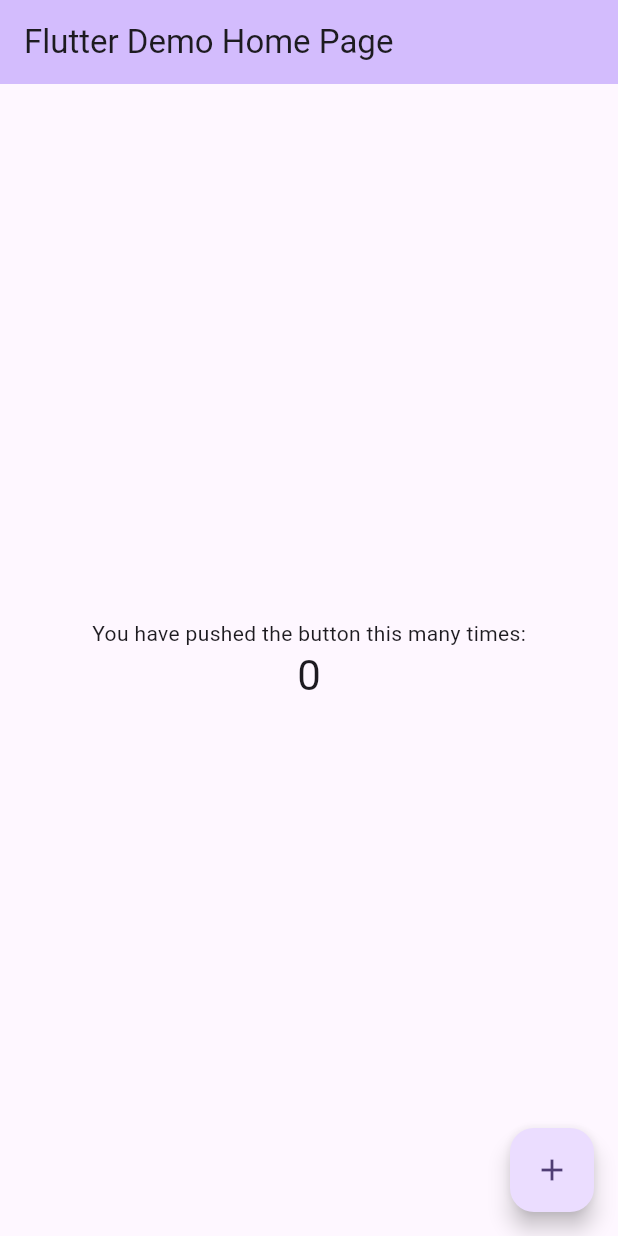
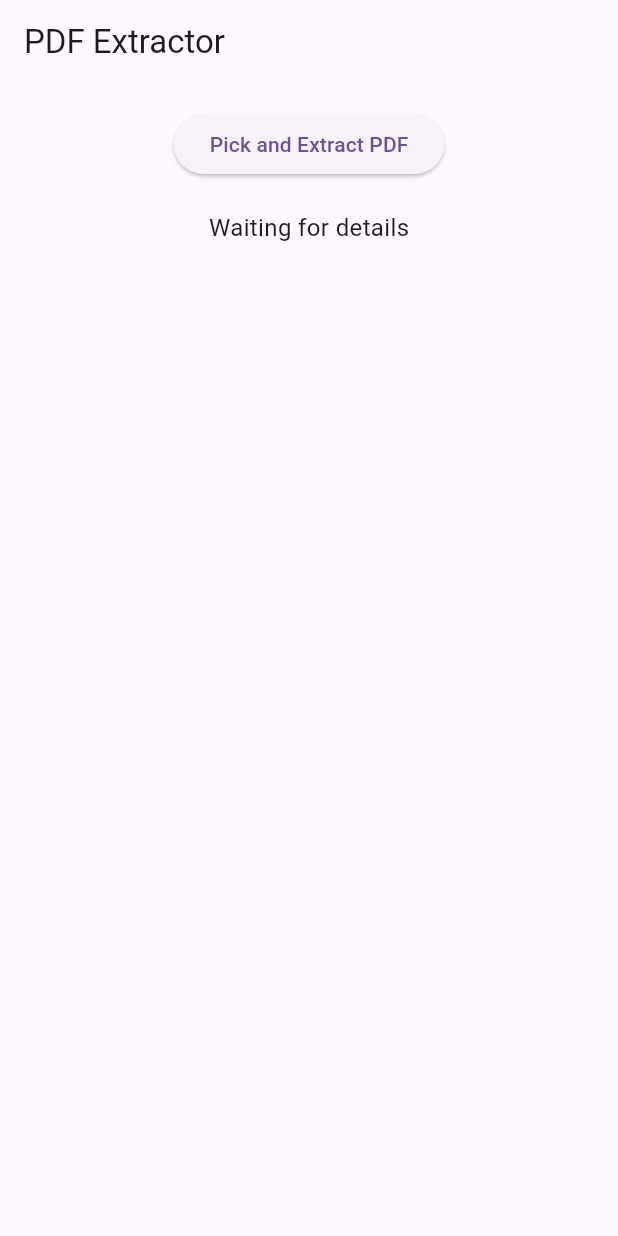
Before and after one commit to adityaarya99/Interview-Assignments, a Flutter app: the screen it shows after launch, on a phone screen of 412 x 824 dp. Run offline on Flutter 3.47's test engine with Material 3 defaults, Android fonts, the phone set to English and light mode, and no system bars; our stand-ins replace animated_text_kit, audio_service, audio_video_progress_bar, better_player, device_info_plus, device_preview and 19 more; missing offline and left inert: dart:ffi, syncfusion_flutter_pdf; project files that could hold a hidden picture were left out.

Commit message:
pdf extractor updated

```diff
--- /dev/null
+++ b/lepton-assignment/pdf_reader/lib/feature/pdf_extractor/controller/pdf_extractor_state.dart
@@ -0,0 +1,14 @@
+part of pdf_extractor_cubit;
+
+abstract class PdfExtractorState {}
+
+class PdfExtractionInitial extends PdfExtractorState {}
+
+class PdfExtractionSuccess extends PdfExtractorState {
+  final AccountDetailModel accountDetailModel;
+  final List<Transaction> transactionModel;
+  PdfExtractionSuccess({
+    required this.accountDetailModel,
+    required this.transactionModel,
+  });
+}
--- /dev/null
+++ b/lepton-assignment/pdf_reader/lib/feature/pdf_extractor/model/account_detail_model.dart
@@ -0,0 +1,23 @@
+class AccountDetailModel {
+  final String? accountNumber;
+  final String? statementPeriod;
+  final String? closingBalance;
+
+  AccountDetailModel({
+    this.accountNumber,
+    this.statementPeriod,
+    this.closingBalance,
+  });
+
+  factory AccountDetailModel.fromJson(Map<String, dynamic> json) => AccountDetailModel(
+    accountNumber: json["accountNumber"],
+    statementPeriod: json["statementPeriod"],
+    closingBalance: json["closingBalance"],
+  );
+
+  Map<String, dynamic> toJson() => {
+    "accountNumber": accountNumber,
+    "statementPeriod": statementPeriod,
+    "closingBalance": closingBalance,
+  };
+}
--- /dev/null
+++ b/lepton-assignment/pdf_reader/lib/feature/pdf_extractor/model/transaction_model.dart
@@ -0,0 +1,37 @@
+class Transaction {
+  final String? date;
+  final String? description;
+  final String? debit;
+  final String? credit;
+  final String? balance;
+
+  Transaction({
+    required this.date,
+    required this.description,
+    required this.debit,
+    required this.credit,
+    required this.balance,
+  });
+
+  // Factory constructor to create a Transaction instance from a map
+  factory Transaction.fromMap(Map<String, String> map) {
+    return Transaction(
+      date: map['date'] ?? 'Not Found',
+      description: map['description'] ?? 'Not Found',
+      debit: map['debit'] ?? 'Not Found',
+      credit: map['credit'] ?? 'Not Found',
+      balance: map['balance'] ?? 'Not Found',
+    );
+  }
+
+  // Convert the Transaction instance to a map
+  // Map<String, String> toMap() {
+  //   return {
+  //     'date': date,
+  //     'description': description,
+  //     'debit': debit,
+  //     'credit': credit,
+  //     'balance': balance,
+  //   };
+  // }
+}
--- /dev/null
+++ b/lepton-assignment/pdf_reader/lib/feature/pdf_extractor/screen/pdf_extractor_screen.dart
@@ -0,0 +1,129 @@
+import 'package:flutter/material.dart';
+import 'package:flutter_bloc/flutter_bloc.dart';
+import 'package:pdf_reader/feature/pdf_extractor/controller/pdf_extractor_cubit.dart';
+import 'package:pdf_reader/feature/pdf_extractor/widget/app_table_cell.dart';
+
+class PdfExtractorScreen extends StatefulWidget {
+  @override
+  _PdfExtractorScreenState createState() => _PdfExtractorScreenState();
+}
+
+class _PdfExtractorScreenState extends State<PdfExtractorScreen> {
+  @override
+  Widget build(BuildContext context) {
+    return Scaffold(
+      appBar: AppBar(
+        title: const Text('PDF Extractor'),
+      ),
+      body: SingleChildScrollView(
+        physics: const BouncingScrollPhysics(),
+        child: SizedBox(
+          width: MediaQuery.of(context).size.width,
+          child: Padding(
+            padding: const EdgeInsets.all(16.0),
+            child: Column(
+              mainAxisAlignment: MainAxisAlignment.center,
+              crossAxisAlignment: CrossAxisAlignment.center,
+              children: [
+                ElevatedButton(
+                  onPressed: () {
+                    context.read<PdfExtractorCubit>().pickAndExtractPdf();
+                  },
+                  child: const Text('Pick and Extract PDF'),
+                ),
+                const SizedBox(height: 20),
+                BlocBuilder<PdfExtractorCubit, PdfExtractorState>(
+                  builder: (context, state) {
+                    if (state is PdfExtractionSuccess) {
+                      return Container(
+                        margin: const EdgeInsets.all(4.0),
+                        child: Column(
+                          crossAxisAlignment: CrossAxisAlignment.start,
+                          children: [
+                            Text(
+                              "Account Number: ${state.accountDetailModel.accountNumber}",
+                            ),
+                            Text(
+                              "Statement Period: ${state.accountDetailModel.statementPeriod}",
+                            ),
+                            Text(
+                              "Closing Balance: \$${state.accountDetailModel.closingBalance}",
+                            ),
+
+                            Text(
+                                "Total Transaction ${state.transactionModel.length}"),
+
+                            const SizedBox(
+                              height: 16,
+                            ),
+
+                            ///Transaction Data
+                            Table(
+                              border: TableBorder.all(
+                                width: 0.0,
+                                color: Colors.black,
+                              ),
+                              children: [
+                                const TableRow(
+                                  children: [
+                                    AppTableCell(
+                                      text: "Date",
+                                      isHeading: true,
+                                    ),
+                                    AppTableCell(
+                                      text: "Description",
+                                      isHeading: true,
+                                    ),
+                                    AppTableCell(
+                                      text: "Debit",
+                                      isHeading: true,
+                                    ),
+                                    AppTableCell(
+                                      text: "Credit",
+                                      isHeading: true,
+                                    ),
+                                    AppTableCell(
+                                      text: "Balance",
+                                      isHeading: true,
+                                    ),
+                                  ],
+                                ),
+                                ...state.transactionModel
+                                    .map((transaction) => TableRow(
+                                          children: [
+                                            AppTableCell(
+                                                text: '${transaction.date}'),
+                                            AppTableCell(
+                                                text:
+                                                    '${transaction.description}'),
+                                            AppTableCell(
+                                                text:
+                                                    '${(transaction.debit == 0.00) ? "" : transaction.debit}'),
+                                            AppTableCell(
+                                                text:
+                                                    '${(transaction.credit == 0.00) ? "" : transaction.credit}'),
+                                            AppTableCell(
+                                                text: '${transaction.balance}'),
+                                          ],
+                                        ))
+                                    .toList(),
+                              ],
+                            )
+                          ],
+                        ),
+                      );
+                    }
+                    return const Text(
+                      "Waiting for details",
+                      style: TextStyle(fontSize: 16),
+                    );
+                  },
+                ),
+              ],
+            ),
+          ),
+        ),
+      ),
+    );
+  }
+}
--- a/lepton-assignment/pdf_reader/lib/main.dart
+++ b/lepton-assignment/pdf_reader/lib/main.dart
@@ -1,4 +1,7 @@
 import 'package:flutter/material.dart';
+import 'package:flutter_bloc/flutter_bloc.dart';
+import 'package:pdf_reader/feature/pdf_extractor/controller/pdf_extractor_cubit.dart';
+import 'package:pdf_reader/feature/pdf_extractor/screen/pdf_extractor_screen.dart';
 
 void main() {
   runApp(const MyApp());
@@ -7,119 +10,23 @@ void main() {
 class MyApp extends StatelessWidget {
   const MyApp({super.key});
 
-  // This widget is the root of your application.
   @override
   Widget build(BuildContext context) {
-    return MaterialApp(
-      title: 'Flutter Demo',
-      theme: ThemeData(
-        // This is the theme of your application.
-        //
-        // TRY THIS: Try running your application with "flutter run". You'll see
-        // the application has a purple toolbar. Then, without quitting the app,
-        // try changing the seedColor in the colorScheme below to Colors.green
-        // and then invoke "hot reload" (save your changes or press the "hot
-        // reload" button in a Flutter-supported IDE, or press "r" if you used
-        // the command line to start the app).
-        //
-        // Notice that the counter didn't reset back to zero; the application
-        // state is not lost during the reload. To reset the state, use hot
-        // restart instead.
-        //
-        // This works for code too, not just values: Most code changes can be
-        // tested with just a hot reload.
-        colorScheme: ColorScheme.fromSeed(seedColor: Colors.deepPurple),
-        useMaterial3: true,
+    return MultiBlocProvider(
+      providers: [
+        BlocProvider<PdfExtractorCubit>(
+          create: (BuildContext context) => PdfExtractorCubit(),
+        ),
+      ],
+      child: MaterialApp(
+        debugShowCheckedModeBanner: false,
+        title: 'PDF Extractor',
+        theme: ThemeData(
+          colorScheme: ColorScheme.fromSeed(seedColor: Colors.deepPurple),
+          useMaterial3: true,
+        ),
+        home: PdfExtractorScreen(),
       ),
-      home: const MyHomePage(title: 'Flutter Demo Home Page'),
     );
   }
 }
-
-class MyHomePage extends StatefulWidget {
-  const MyHomePage({super.key, required this.title});
-
-  // This widget is the home page of your application. It is stateful, meaning
-  // that it has a State object (defined below) that contains fields that affect
-  // how it looks.
-
-  // This class is the configuration for the state. It holds the values (in this
-  // case the title) provided by the parent (in this case the App widget) and
-  // used by the build method of the State. Fields in a Widget subclass are
-  // always marked "final".
-
-  final String title;
-
-  @override
-  State<MyHomePage> createState() => _MyHomePageState();
-}
-
-class _MyHomePageState extends State<MyHomePage> {
-  int _counter = 0;
-
-  void _incrementCounter() {
-    setState(() {
-      // This call to setState tells the Flutter framework that something has
-      // changed in this State, which causes it to rerun the build method below
-      // so that the display can reflect the updated values. If we changed
-      // _counter without calling setState(), then the build method would not be
-      // called again, and so nothing would appear to happen.
-      _counter++;
-    });
-  }
-
-  @override
-  Widget build(BuildContext context) {
-    // This method is rerun every time setState is called, for instance as done
-    // by the _incrementCounter method above.
-    //
-    // The Flutter framework has been optimized to make rerunning build methods
-    // fast, so that you can just rebuild anything that needs updating rather
-    // than having to individually change instances of widgets.
-    return Scaffold(
-      appBar: AppBar(
-        // TRY THIS: Try changing the color here to a specific color (to
-        // Colors.amber, perhaps?) and trigger a hot reload to see the AppBar
-        // change color while the other colors stay the same.
-        backgroundColor: Theme.of(context).colorScheme.inversePrimary,
-        // Here we take the value from the MyHomePage object that was created by
-        // the App.build method, and use it to set our appbar title.
-        title: Text(widget.title),
-      ),
-      body: Center(
-        // Center is a layout widget. It takes a single child and positions it
-        // in the middle of the parent.
-        child: Column(
-          // Column is also a layout widget. It takes a list of children and
-          // arranges them vertically. By default, it sizes itself to fit its
-          // children horizontally, and tries to be as tall as its parent.
-          //
-          // Column has various properties to control how it sizes itself and
-          // how it positions its children. Here we use mainAxisAlignment to
-          // center the children vertically; the main axis here is the vertical
-          // axis because Columns are vertical (the cross axis would be
-          // horizontal).
-          //
-          // TRY THIS: Invoke "debug painting" (choose the "Toggle Debug Paint"
-          // action in the IDE, or press "p" in the console), to see the
-          // wireframe for each widget.
-          mainAxisAlignment: MainAxisAlignment.center,
-          children: <Widget>[
-            const Text(
-              'You have pushed the button this many times:',
-            ),
-            Text(
-              '$_counter',
-              style: Theme.of(context).textTheme.headlineMedium,
-            ),
-          ],
-        ),
-      ),
-      floatingActionButton: FloatingActionButton(
-        onPressed: _incrementCounter,
-        tooltip: 'Increment',
-        child: const Icon(Icons.add),
-      ), // This trailing comma makes auto-formatting nicer for build methods.
-    );
-  }
-}
--- a/lepton-assignment/pdf_reader/pubspec.yaml
+++ b/lepton-assignment/pdf_reader/pubspec.yaml
@@ -35,7 +35,9 @@ dependencies:
   # The following adds the Cupertino Icons font to your application.
   # Use with the CupertinoIcons class for iOS style icons.
   cupertino_icons: ^1.0.2
-
+  file_picker:
+  flutter_bloc: ^8.1.6
+  syncfusion_flutter_pdf:
 dev_dependencies:
   flutter_test:
     sdk: flutter
```
Also changed, not shown: lepton-assignment/pdf_reader/lib/feature/pdf_extractor/controller/pdf_extractor_cubit.dart (added, +116 -0 lines), lepton-assignment/pdf_reader/lib/feature/pdf_extractor/widget/app_table_cell.dart (added, +34 -0 lines), lepton-assignment/pdf_reader/pubspec.lock, 5 other files.
